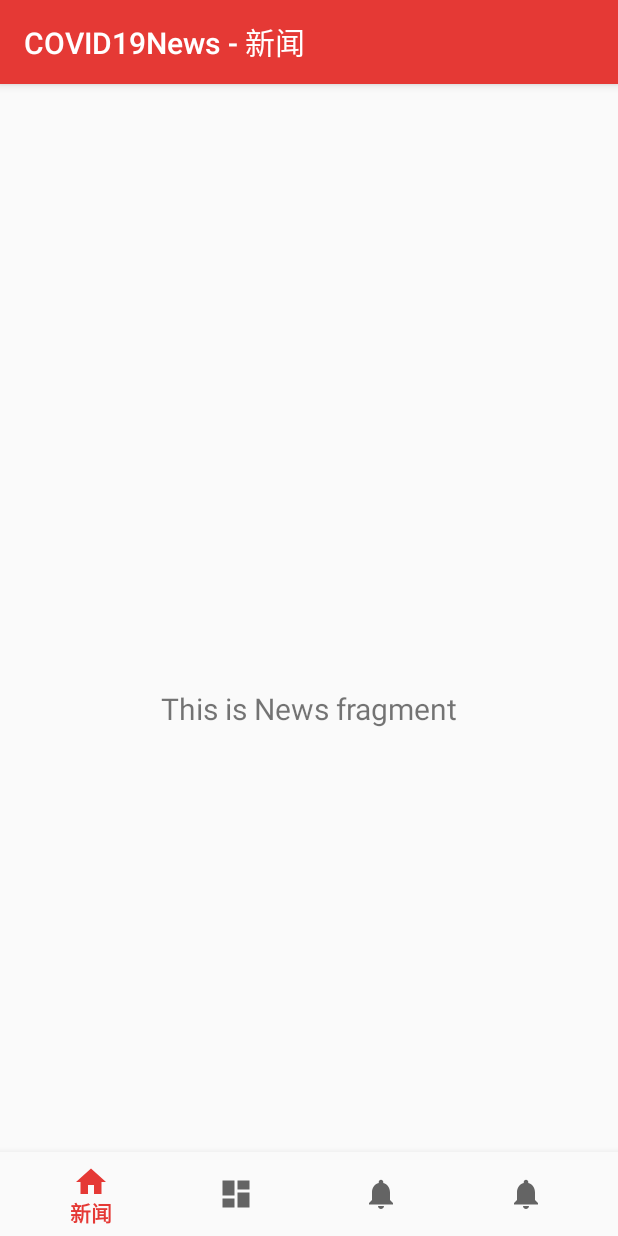
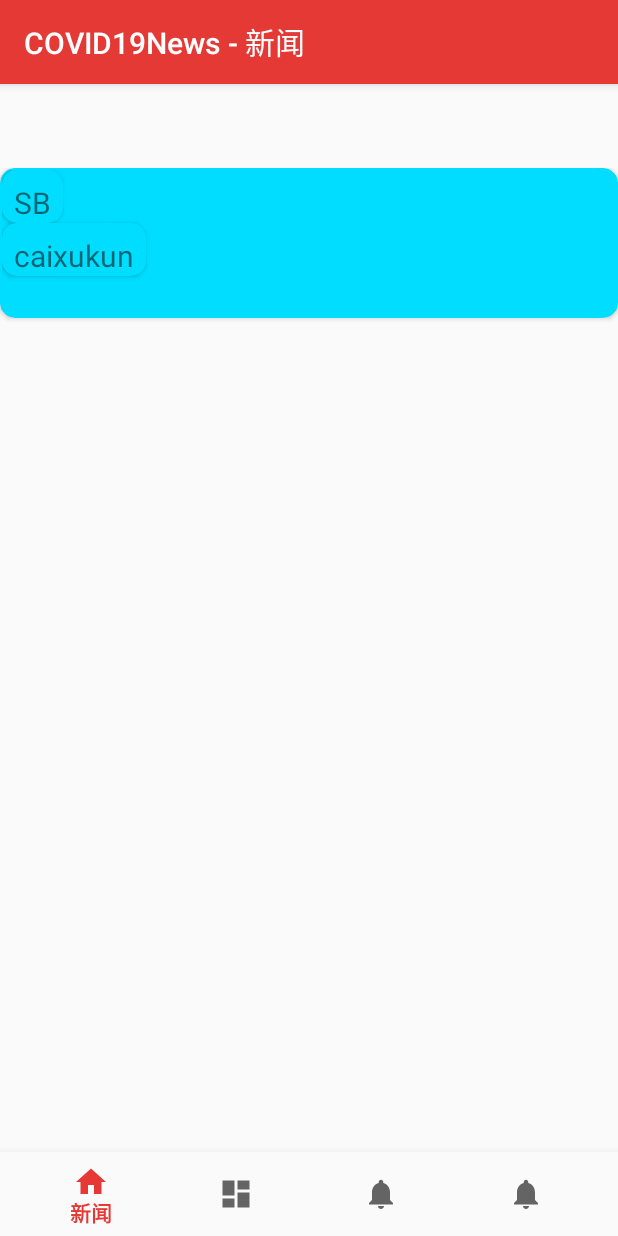
Before and after one commit to weit123/COVID19News, an Android app: the screen it shows after launch (MainActivity), on a phone screen of 412 x 824 dp. Run offline under Robolectric (Android 15) with nearby library versions, the phone set to English and light mode, and no system bars; our stand-ins replace navigation-ui.

Commit message:
#1 add frontier

```diff
--- a/app/src/main/java/com/java/weitong/db/News.java
+++ b/app/src/main/java/com/java/weitong/db/News.java
@@ -41,4 +41,16 @@ public class News extends SugarRecord {
         this.doi = doi;
         this.year = year;
     }
+
+    public String getTitle() {
+        return this.title;
+    }
+
+    public String getTime() {
+        return this.time;
+    }
+
+    public String getUrl() {
+        return this.url;
+    }
 }
--- a/app/src/main/java/com/java/weitong/ui/news/NewsAdapter.java
+++ b/app/src/main/java/com/java/weitong/ui/news/NewsAdapter.java
@@ -1,4 +1,55 @@
 package com.java.weitong.ui.news;
 
-public class NewsAdapter {
+import com.java.weitong.R;
+
+import android.support.annotation.NonNull;
+import android.support.v7.widget.RecyclerView;
+import android.util.Log;
+import android.view.LayoutInflater;
+import android.view.View;
+import android.view.ViewGroup;
+import android.widget.TextView;
+
+import java.util.List;
+
+import android.support.v7.widget.RecyclerView;
+
+public class NewsAdapter extends RecyclerView.Adapter<NewsAdapter.ViewHolder> {
+    private List<String> stringList;
+    public NewsAdapter(List<String> list) {
+        stringList = list;
+    }
+
+    static class ViewHolder extends RecyclerView.ViewHolder {
+        TextView textView;
+        public static int cnt = 0;
+
+        public ViewHolder(View view) {
+            super(view);
+            textView = (TextView) view.findViewById(R.id.text_news);
+            cnt++;
+            Log.d("NewsAdapter: ", "Load Class VidwHolder: " + cnt);
+        }
+    }
+
+    @Override
+    public ViewHolder onCreateViewHolder(ViewGroup parent,  int viewType) {
+        View view = LayoutInflater.from(parent.getContext()).inflate(R.layout.fragment_news, null, false);
+        Log.d("NewsAdapter", "Fix Layour");
+        return new ViewHolder(view);
+    }
+
+    @Override
+    public void onBindViewHolder(@NonNull ViewHolder viewholder, int index) {
+        String s = stringList.get(index);
+        viewholder.textView.setText(s);
+        Log.d("NewsAdapter", "Adhere the data" + s);
+    }
+
+    @Override
+    public int getItemCount() {
+        Log.d("NewsAdapter:", "Get Size: " + stringList.size());
+        return stringList.size();
+    }
+
 }
--- a/app/src/main/java/com/java/weitong/ui/news/NewsCard.java
+++ b/app/src/main/java/com/java/weitong/ui/news/NewsCard.java
@@ -1,4 +1,9 @@
 package com.java.weitong.ui.news;
 
-public class NewsCard {
+import android.arch.lifecycle.ViewModel;
+
+public class NewsCard extends ViewModel {
+    private String news_data;
+
+
 }
--- a/app/src/main/java/com/java/weitong/ui/news/NewsFragment.java
+++ b/app/src/main/java/com/java/weitong/ui/news/NewsFragment.java
@@ -1,34 +1,50 @@
 package com.java.weitong.ui.news;
 
+import com.java.weitong.MainActivity;
+import com.java.weitong.db.*;
+
 import android.os.Bundle;
+import android.support.v7.widget.CardView;
+import android.support.v7.widget.RecyclerView;
+import android.support.v7.widget.LinearLayoutManager;
 import android.view.LayoutInflater;
 import android.view.View;
 import android.view.ViewGroup;
+import android.widget.LinearLayout;
+import android.widget.ListView;
 import android.widget.TextView;
 import android.support.annotation.NonNull;
 import android.support.annotation.Nullable;
 import android.support.v4.app.Fragment;
 import android.arch.lifecycle.Observer;
 import android.arch.lifecycle.ViewModelProviders;
+import com.java.weitong.R;
 
-import com.java.weitong.R;
+import java.util.ArrayList;
+import java.util.List;
 
 public class NewsFragment extends Fragment {
 
     private NewsViewModel newsViewModel;
+    private NewsAdapter newsAdapter;
+    private LinearLayoutManager shabi;
+    private NewsList newsList;
 
     public View onCreateView(@NonNull LayoutInflater inflater,
                              ViewGroup container, Bundle savedInstanceState) {
-        newsViewModel =
-                ViewModelProviders.of(this).get(NewsViewModel.class);
         View root = inflater.inflate(R.layout.fragment_news, container, false);
-        final TextView textView = root.findViewById(R.id.text_news);
-        newsViewModel.getText().observe(getViewLifecycleOwner(), new Observer<String>() {
-            @Override
-            public void onChanged(@Nullable String s) {
-                textView.setText(s);
-            }
-        });
+        RecyclerView recyclerView = root.findViewById(R.id.recycler_view);
+        shabi = new LinearLayoutManager(getContext(), LinearLayoutManager.VERTICAL,false);
+        System.out.println(getContext().getClass());
+
+        recyclerView.setLayoutManager(shabi);
+
+        newsList = new NewsList();
+        ArrayList<String> kongyan = new ArrayList<String>();
+        kongyan.add("SB");
+        kongyan.add("caixukun");
+        recyclerView.setAdapter(newsAdapter = new NewsAdapter(kongyan));
+
         return root;
     }
 }
--- a/app/src/main/java/com/java/weitong/widget/CustomFrameLayout.java
+++ /dev/null
@@ -1,4 +0,0 @@
-package com.java.weitong.widget;
-
-public class CustomFrameLayout {
-}
--- a/app/src/main/res/layout/fragment_news.xml
+++ b/app/src/main/res/layout/fragment_news.xml
@@ -1,15 +1,26 @@
 <?xml version="1.0" encoding="utf-8"?>
-<android.support.constraint.ConstraintLayout xmlns:android="http://schemas.android.com/apk/res/android"
+<android.support.v7.widget.CardView
+    xmlns:android="http://schemas.android.com/apk/res/android"
+    xmlns:card_view="http://schemas.android.com/apk/res-auto"
     xmlns:app="http://schemas.android.com/apk/res-auto"
     xmlns:tools="http://schemas.android.com/tools"
     android:layout_width="match_parent"
-    android:layout_height="match_parent"
-    tools:context=".ui.news.NewsFragment">
+    android:layout_height="100dp"
+    android:orientation="horizontal"
+    card_view:cardBackgroundColor="@android:color/holo_blue_bright"
+    card_view:cardCornerRadius="10dp">
 
+    <android.support.v7.widget.RecyclerView
+        android:id="@+id/recycler_view"
+        android:layout_width="match_parent"
+        android:layout_height="match_parent"
+        android:padding="1dp">
+
+    </android.support.v7.widget.RecyclerView>
     <TextView
         android:id="@+id/text_news"
         android:layout_width="match_parent"
-        android:layout_height="wrap_content"
+        android:layout_height="match_parent"
         android:layout_marginStart="8dp"
         android:layout_marginTop="8dp"
         android:layout_marginEnd="8dp"
@@ -18,5 +29,5 @@
         app:layout_constraintBottom_toBottomOf="parent"
         app:layout_constraintEnd_toEndOf="parent"
         app:layout_constraintStart_toStartOf="parent"
-        app:layout_constraintTop_toTopOf="parent" />
-</android.support.constraint.ConstraintLayout>
+        app:layout_constraintTop_toTopOf="parent"/>
+</android.support.v7.widget.CardView>
--- a/app/src/main/res/values/colors.xml
+++ b/app/src/main/res/values/colors.xml
@@ -3,4 +3,5 @@
     <color name="colorPrimary">#e53935</color>
     <color name="colorPrimaryDark">#b71c1c</color>
     <color name="colorAccent">#0288d1</color>
+    <color name="myRed">#ff0000</color>
 </resources>
```
